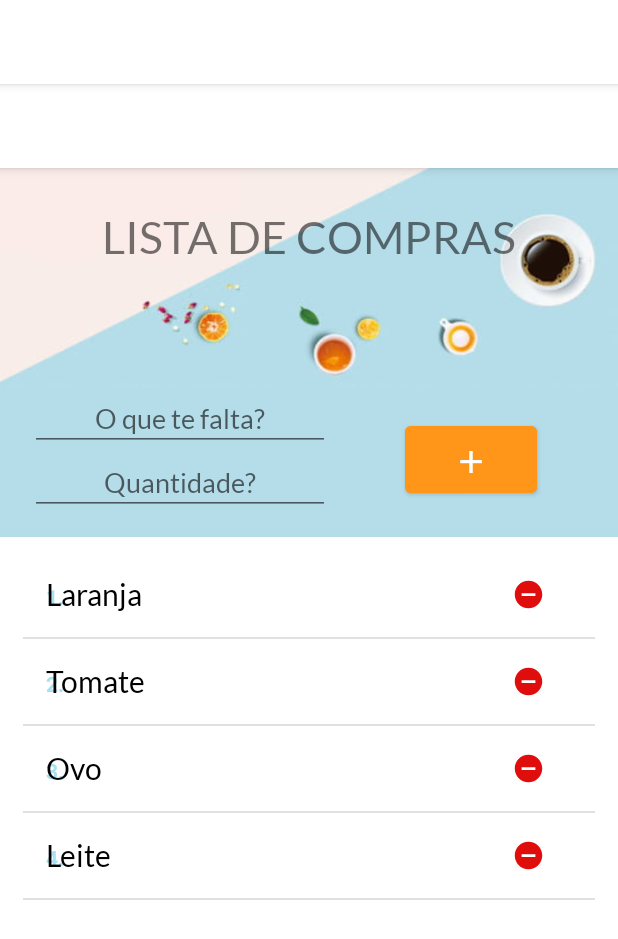
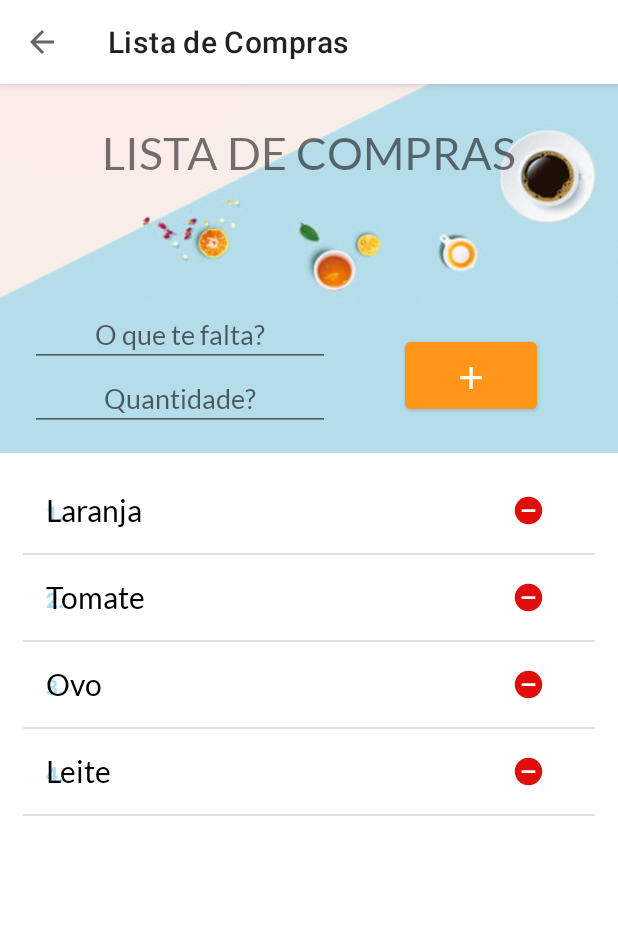
Before and after one commit to icbaptista/SaveMyMeal, an Android app: the screen it shows after launch (ListaDeCompras), after a tap on "LISTA DE COMPRAS", on a phone screen of 412 x 824 dp. Shown: the top 939 px of the screen. Run offline under Robolectric (Android 15) with nearby library versions, the phone set to English and light mode, and no system bars.

```diff
--- a/app/src/main/AndroidManifest.xml
+++ b/app/src/main/AndroidManifest.xml
@@ -28,5 +28,4 @@
                 android:resource="@array/preloaded_fonts" />
         </activity>
     </application>
-
 </manifest>
--- a/app/src/main/java/com/example/savemymeal/HomePage.java
+++ b/app/src/main/java/com/example/savemymeal/HomePage.java
@@ -23,14 +23,10 @@ public class HomePage extends AppCompatActivity {
         btnFridge = findViewById(R.id.btnDispena);
         btnList = findViewById(R.id.btnLista);
 
-        btnList.setOnClickListener(new View.OnClickListener() {
-            @Override
-            public void onClick(View v) {
-                Intent seeList = new Intent(HomePage.this, ListaDeCompras.class);
-                startActivity(seeList);
-            }
-        });
-
     }
 
+    public void showLista(View view) {
+        Intent seeList = new Intent(HomePage.this, ListaDeCompras.class);
+        startActivity(seeList);
+    }
 }
--- a/app/src/main/res/layout/activity_main.xml
+++ b/app/src/main/res/layout/activity_main.xml
@@ -50,6 +50,7 @@
         android:text="Lista de Compras"
         app:layout_constraintEnd_toEndOf="parent"
         app:layout_constraintStart_toStartOf="parent"
+        android:onClick="showLista"
         app:layout_constraintTop_toBottomOf="@+id/btnDispena" />
 
     <TextView
--- a/app/src/main/res/values/themes.xml
+++ b/app/src/main/res/values/themes.xml
@@ -1,6 +1,6 @@
 <resources xmlns:tools="http://schemas.android.com/tools">
     <!-- Base application theme. -->
-    <style name="Theme.SaveMyMeal" parent="Theme.MaterialComponents.DayNight.DarkActionBar">
+    <style name="Theme.SaveMyMeal" parent="Theme.MaterialComponents.DayNight.NoActionBar">
         <!-- Primary brand color. -->
         <item name="colorPrimary">@color/white</item>
         <item name="colorPrimaryVariant">@color/black</item>
```
Also changed, not shown: 350 other files.
